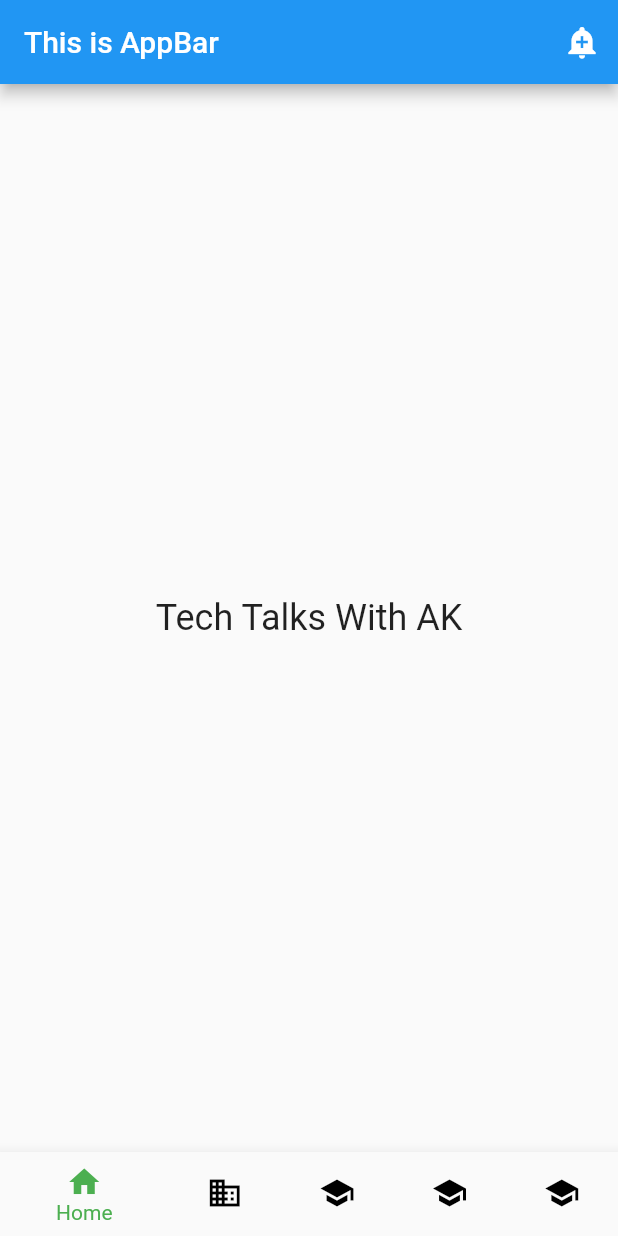
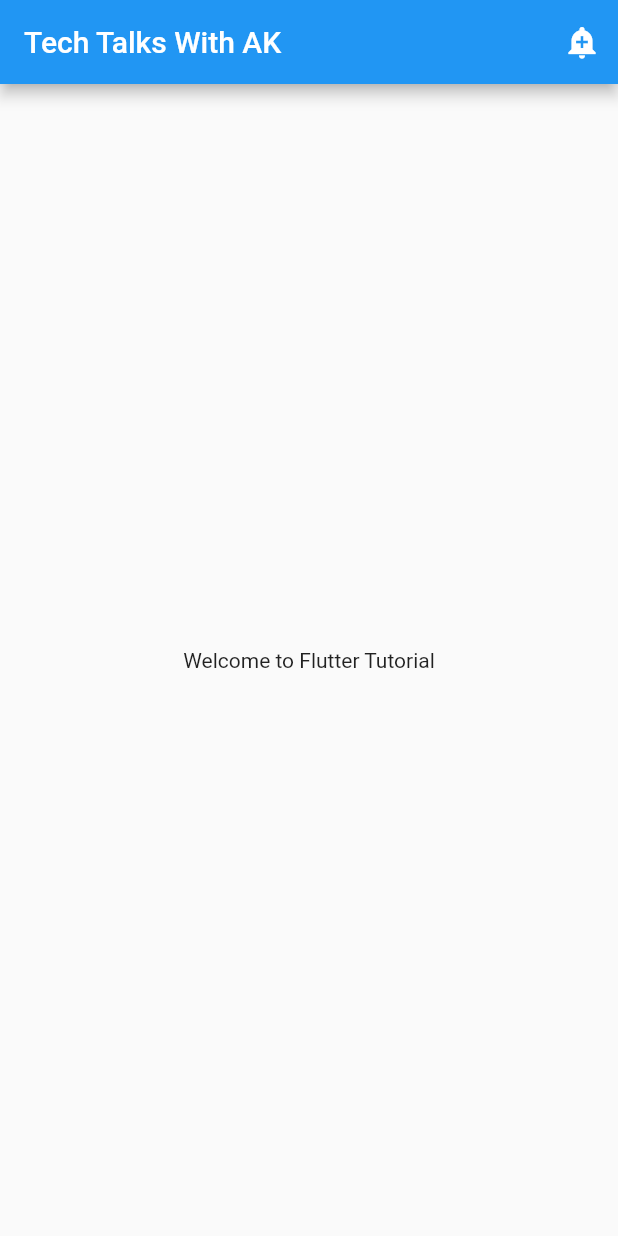
Before and after one commit to ArchitectAK/Complete-Flutter-Widgets-Tutorial, a Flutter app: the screen it shows after launch, on a phone screen of 412 x 824 dp. Run offline on Flutter 3.47's test engine with Material 2 defaults, Android fonts, the phone set to English and light mode, and no system bars.

Commit message:
Container Demo started

```diff
--- /dev/null
+++ b/lib/5-container/ContainerDemo.dart
@@ -0,0 +1,32 @@
+import 'package:flutter/material.dart';
+
+final SnackBar snackBar = const SnackBar(
+    content: Text("Subscribe to get more on Flutter Programming"));
+
+class ContainerDemo extends StatelessWidget {
+
+  @override
+  Widget build(BuildContext context) {
+    return Scaffold(
+      appBar: AppBar(
+        title: const Text("Tech Talks With AK"),
+        actions: <Widget>[
+          Builder(
+            builder: (BuildContext context) {
+              return IconButton(
+                icon: const Icon(Icons.add_alert),
+                tooltip: "Show Snackbar",
+                onPressed: () {
+                  Scaffold.of(context).showSnackBar(snackBar);
+                },
+              );
+            },
+          ),
+        ],
+      ),
+      body:  Center(
+        child: Text("Welcome to Flutter Tutorial"),
+      )
+    );
+  }
+}
--- a/lib/main.dart
+++ b/lib/main.dart
@@ -3,6 +3,7 @@ import '2-basic-widgets-appbar/BasicWidgets.dart';
 import '3-materialapp-scaffold-demo/MaterialAppSacffold.dart';
 import '4-appbar-fab-bottom-navigation-bar/AppBarFABDemo.dart';
 import '4-appbar-fab-bottom-navigation-bar/BottomNavigationBar.dart';
+import '5-container/ContainerDemo.dart';
 
 void main() => runApp(MyApp());
 
@@ -15,7 +16,9 @@ class MyApp extends StatelessWidget {
       title: _title,
       // home: BasicWidgets(),
       //  home: MaterialAppScaffold(),
-      home: BottomNavigationDemo(),
+      //  home: AppBarFABDemo(),
+      // home: BottomNavigationDemo(),
+       home: ContainerDemo(),
     );
   }
 }
```
